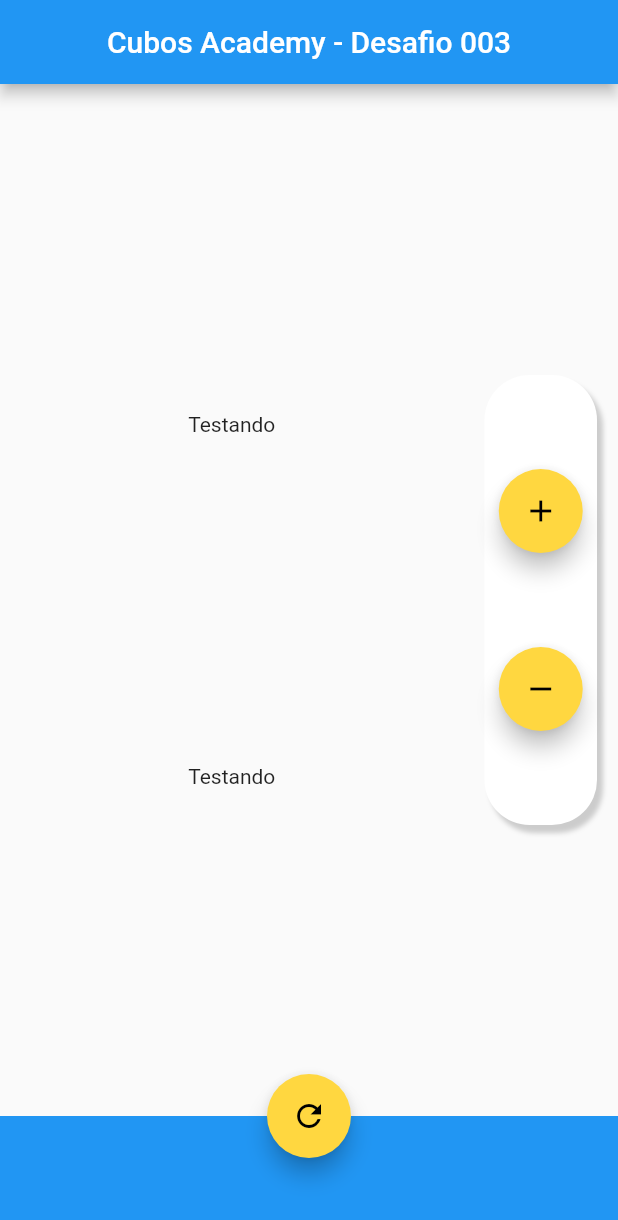
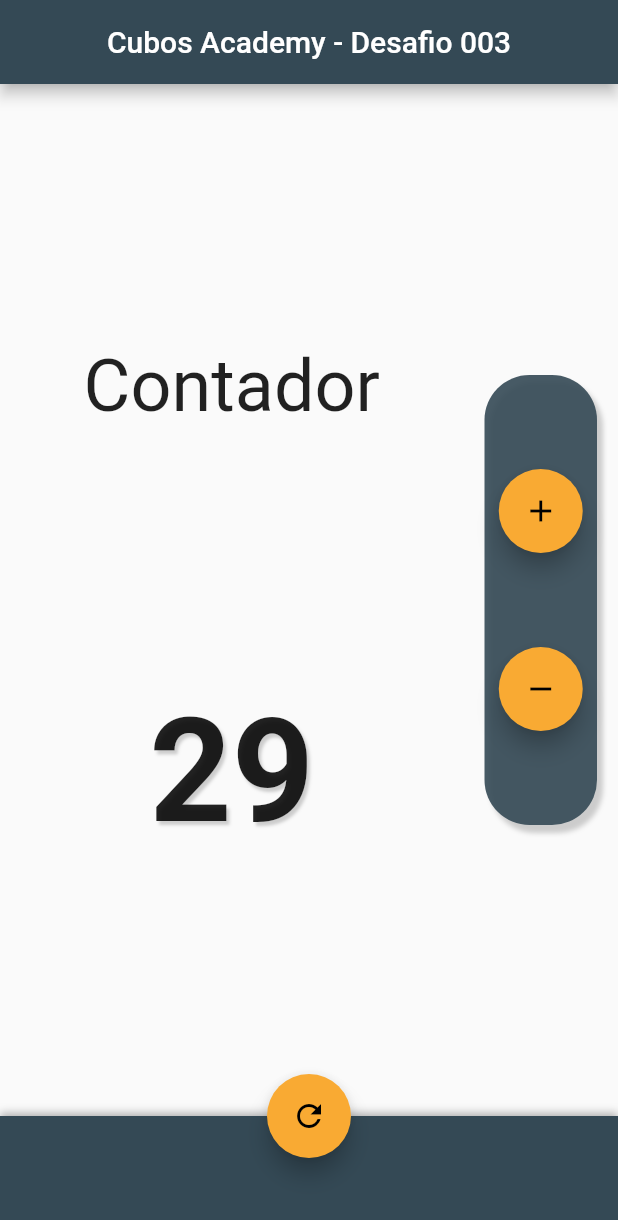
Before and after one commit to brandaoti/contador-mvc, a Flutter app: the screen it shows after launch, on a phone screen of 412 x 824 dp. Shown: the top 1220 px of the screen. Run offline on Flutter 3.47's test engine with Material 2 defaults, Android fonts, the phone set to English and light mode, and no system bars.

Commit message:
atualizado cores no materialApp, atualizado home_pages com novas cores

```diff
--- a/lib/src/pages/home_page.dart
+++ b/lib/src/pages/home_page.dart
@@ -27,8 +27,27 @@
             child: Column(
               mainAxisAlignment: MainAxisAlignment.spaceEvenly,
               children: [
-                Text('Testando'),
-                Text('Testando'),
+                Text(
+                  'Contador',
+                  style: TextStyle(
+                    fontSize: 48,
+                    fontWeight: FontWeight.w400,
+                  ),
+                ),
+                Text(
+                  '29',
+                  style: TextStyle(
+                    fontSize: 96,
+                    shadows: [
+                      Shadow(
+                        color: Colors.grey.withOpacity(.5),
+                        blurRadius: 2,
+                        offset: Offset(2, 3),
+                      ),
+                    ],
+                    fontWeight: FontWeight.w600,
+                  ),
+                ),
               ],
             ),
           ),
@@ -42,7 +61,7 @@
                   width: 75, // ! Verificar caso precise remover
                   decoration: BoxDecoration(
                     borderRadius: BorderRadius.circular(30),
-                    color: Colors.white,
+                    color: Theme.of(context).primaryColor.withOpacity(.9),
                     boxShadow: [
                       BoxShadow(
                         color: Colors.grey.withOpacity(.5),
@@ -82,7 +101,16 @@
       // ? Navigator bar
       bottomNavigationBar: Container(
         height: 80,
-        color: Colors.blue,
+        decoration: BoxDecoration(
+          color: Theme.of(context).primaryColor,
+          boxShadow: [
+            BoxShadow(
+              color: Colors.grey.withOpacity(.8),
+              blurRadius: 4,
+              offset: Offset(0, -2),
+            ),
+          ],
+        ),
       ),
     );
   }
--- a/lib/src/shared/core/app_widget.dart
+++ b/lib/src/shared/core/app_widget.dart
@@ -7,7 +7,10 @@
   @override
   Widget build(BuildContext context) {
     return MaterialApp(
-      theme: ThemeData(accentColor: Colors.amberAccent),
+      theme: ThemeData(
+        primaryColor: Color(0xFF344955),
+        accentColor: Color(0xFFF9AA33),
+      ),
       home: HomePage(),
     );
   }
```
